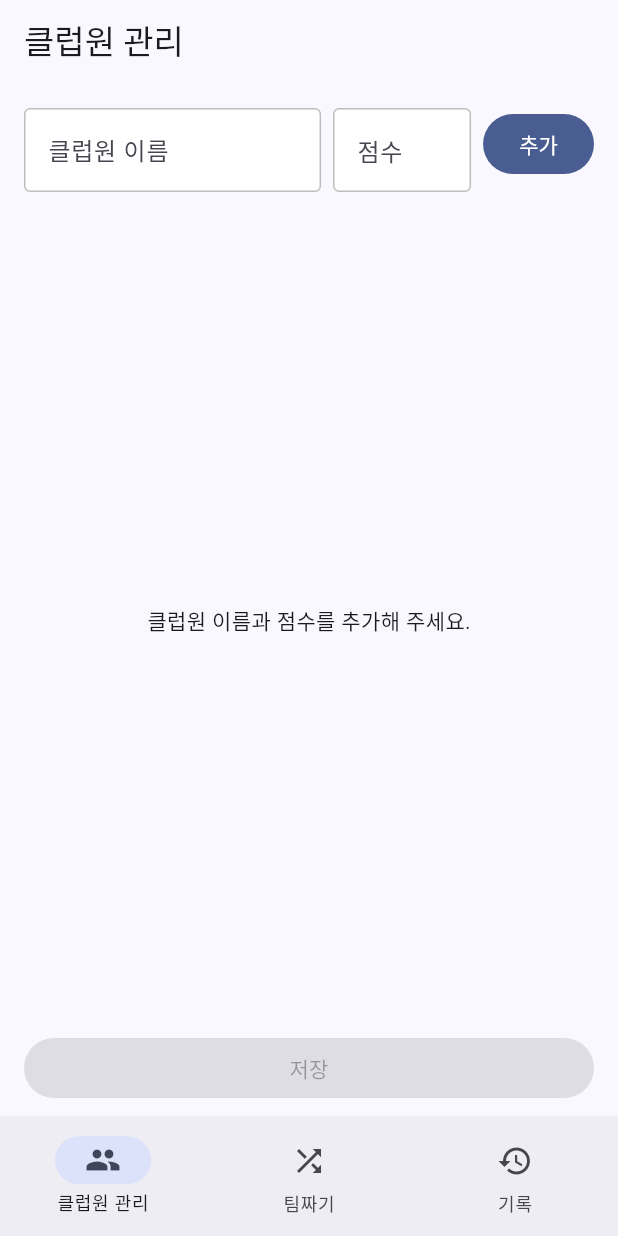
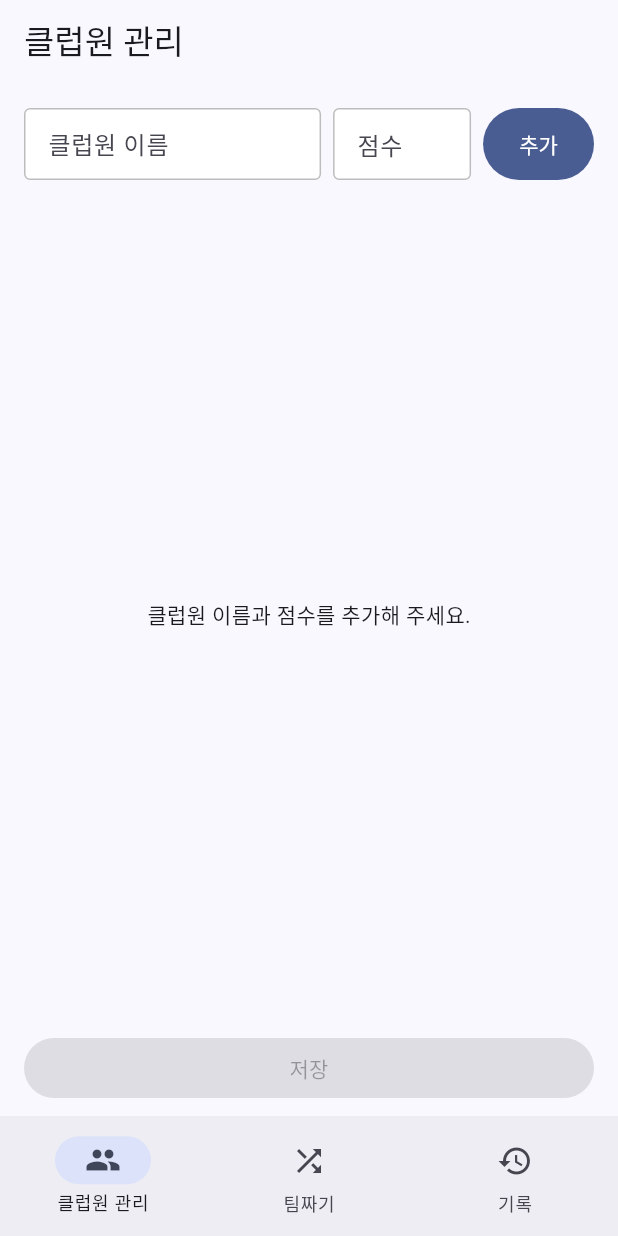
Before and after one commit to dyuhob/blackholeTeammaker, a Flutter app: the screen it shows after launch, on a phone screen of 412 x 824 dp. Run offline on Flutter 3.47's test engine with Material 3 defaults, Android fonts, the phone set to English and light mode, and no system bars; our stand-ins replace screenshot, web; missing offline and left inert: dart:js_interop, gal.

Commit message:
feat: refine loading and team result layout

```diff
--- a/lib/domain/team_allocator.dart
+++ b/lib/domain/team_allocator.dart
@@ -22,7 +22,7 @@ class TeamAllocator {
       throw ArgumentError('참가자가 한 명 이상 필요합니다.');
     }
 
-    final teamCount = (selectedCount / teamSize).ceil();
+    final teamCount = max(2, (selectedCount / teamSize).ceil());
     final capacity = teamCount * teamSize;
     final automaticCount = capacity - selectedCount;
     final totalTemporaryCount = manualTemporaryMembers.length + automaticCount;
@@ -75,7 +75,7 @@ class TeamAllocator {
       teamMembers[temporarySlots[index].teamIndex].add(
         Participant(
           id: _idFactory(),
-          name: '참가자 $autoNumber (자동)',
+          name: '게스트 $autoNumber (자동)',
           score: 160,
           type: ParticipantType.autoTemporary,
         ),
--- a/lib/features/members/member_screen.dart
+++ b/lib/features/members/member_screen.dart
@@ -3,6 +3,9 @@ import 'package:flutter/services.dart';
 
 import '../../domain/manual_score.dart';
 import 'member_controller.dart';
+
+const _controlHeight = 48.0;
+const _memberCardHeight = 48.0;
 
 class MemberScreen extends StatefulWidget {
   const MemberScreen({super.key, required this.controller});
@@ -69,18 +72,17 @@ class _MemberScreenState extends State<MemberScreen> {
         child: Column(
           crossAxisAlignment: CrossAxisAlignment.stretch,
           children: [
-            Row(
-              crossAxisAlignment: CrossAxisAlignment.start,
+            SizedBox(
+              height: _controlHeight,
+              child: Row(
+                crossAxisAlignment: CrossAxisAlignment.stretch,
                 children: [
                   Expanded(
                     child: TextField(
                       key: const Key('member-name-input'),
                       controller: _nameController,
                       textInputAction: TextInputAction.next,
-                    decoration: const InputDecoration(
-                      labelText: '클럽원 이름',
-                      border: OutlineInputBorder(),
-                    ),
+                      decoration: _inputDecoration('클럽원 이름'),
                     ),
                   ),
                   const SizedBox(width: 8),
@@ -92,15 +94,13 @@ class _MemberScreenState extends State<MemberScreen> {
                       keyboardType: TextInputType.number,
                       inputFormatters: [FilteringTextInputFormatter.digitsOnly],
                       onSubmitted: (_) => _addMember(),
-                    decoration: const InputDecoration(
-                      labelText: '점수',
-                      border: OutlineInputBorder(),
-                    ),
+                      decoration: _inputDecoration('점수'),
                     ),
                   ),
                   const SizedBox(width: 8),
                   FilledButton(onPressed: _addMember, child: const Text('추가')),
                 ],
+              ),
             ),
             const SizedBox(height: 12),
             if (widget.controller.hasUnsavedChanges)
@@ -116,12 +116,15 @@ class _MemberScreenState extends State<MemberScreen> {
                   ? const Center(child: Text('클럽원 이름과 점수를 추가해 주세요.'))
                   : ListView.separated(
                       itemCount: widget.controller.draftMembers.length,
-                      separatorBuilder: (_, _) => const SizedBox(height: 6),
+                      separatorBuilder: (_, _) => const SizedBox(height: 4),
                       itemBuilder: (context, index) {
                         final member = widget.controller.draftMembers[index];
-                        return Card(
+                        return SizedBox(
+                          height: _memberCardHeight,
+                          child: Card(
+                            margin: EdgeInsets.zero,
                             child: Padding(
-                            padding: const EdgeInsets.fromLTRB(16, 8, 4, 8),
+                              padding: const EdgeInsets.fromLTRB(12, 4, 2, 4),
                               child: Row(
                                 children: [
                                   Expanded(child: Text(member.name)),
@@ -134,8 +137,11 @@ class _MemberScreenState extends State<MemberScreen> {
                                   const SizedBox(width: 8),
                                   SizedBox(
                                     width: 76,
+                                    height: 36,
                                     child: TextFormField(
-                                    key: ValueKey('member-score-${member.id}'),
+                                      key: ValueKey(
+                                        'member-score-${member.id}',
+                                      ),
                                       initialValue: '${member.score}',
                                       keyboardType: TextInputType.number,
                                       inputFormatters: [
@@ -161,7 +167,9 @@ class _MemberScreenState extends State<MemberScreen> {
                                               member.id,
                                             );
                                           } else {
-                                          _invalidScoreMemberIds.add(member.id);
+                                            _invalidScoreMemberIds.add(
+                                              member.id,
+                                            );
                                           }
                                         });
                                         if (valid) {
@@ -173,6 +181,14 @@ class _MemberScreenState extends State<MemberScreen> {
                                       },
                                       decoration: const InputDecoration(
                                         isDense: true,
+                                        contentPadding: EdgeInsets.symmetric(
+                                          horizontal: 8,
+                                          vertical: 8,
+                                        ),
+                                        errorStyle: TextStyle(
+                                          fontSize: 0,
+                                          height: 0,
+                                        ),
                                         border: OutlineInputBorder(),
                                       ),
                                     ),
@@ -183,9 +199,16 @@ class _MemberScreenState extends State<MemberScreen> {
                                       _invalidScoreMemberIds.remove(member.id);
                                       widget.controller.deleteMember(member.id);
                                     },
+                                    constraints: const BoxConstraints.tightFor(
+                                      width: 36,
+                                      height: 36,
+                                    ),
+                                    padding: EdgeInsets.zero,
+                                    iconSize: 20,
                                     icon: const Icon(Icons.delete_outline),
                                   ),
                                 ],
+                              ),
                             ),
                           ),
                         );
@@ -207,3 +230,18 @@ class _MemberScreenState extends State<MemberScreen> {
     },
   );
 }
+
+InputDecoration _inputDecoration(String label) => InputDecoration(
+  labelText: label,
+  isDense: true,
+  filled: true,
+  fillColor: Colors.white,
+  contentPadding: const EdgeInsets.symmetric(horizontal: 12, vertical: 12),
+  border: const OutlineInputBorder(),
+  enabledBorder: const OutlineInputBorder(
+    borderSide: BorderSide(color: Color(0xFFBDBDBD)),
+  ),
+  focusedBorder: const OutlineInputBorder(
+    borderSide: BorderSide(color: Color(0xFF42A5F5), width: 2),
+  ),
+);
--- a/lib/features/team_builder/team_builder_screen.dart
+++ b/lib/features/team_builder/team_builder_screen.dart
@@ -138,7 +138,7 @@ class _TeamBuilderScreenState extends State<TeamBuilderScreen> {
             height: _controlHeight,
             child: TextField(
               controller: _titleController,
-              decoration: _inputDecoration('편성 제목 (선택)'),
+              decoration: _inputDecoration('팀 편성 이름'),
             ),
           ),
           const SizedBox(height: 8),
--- a/pubspec.yaml
+++ b/pubspec.yaml
@@ -16,7 +16,7 @@ publish_to: 'none' # Remove this line if you wish to publish to pub.dev
 # https://developer.apple.com/library/archive/documentation/General/Reference/InfoPlistKeyReference/Articles/CoreFoundationKeys.html
 # In Windows, build-name is used as the major, minor, and patch parts
 # of the product and file versions while build-number is used as the build suffix.
-version: 1.1.0+4
+version: 1.1.1+5
 
 environment:
   sdk: ^3.13.2
```
Also changed, not shown: lib/features/history/team_result_content.dart (+18 -17 lines), 9 other files. Lines whose indentation alone changed are shown as unchanged.
